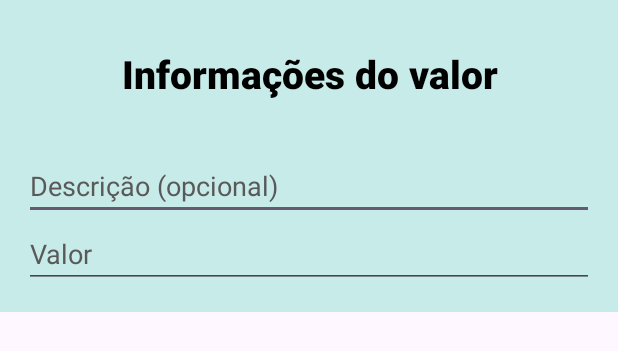
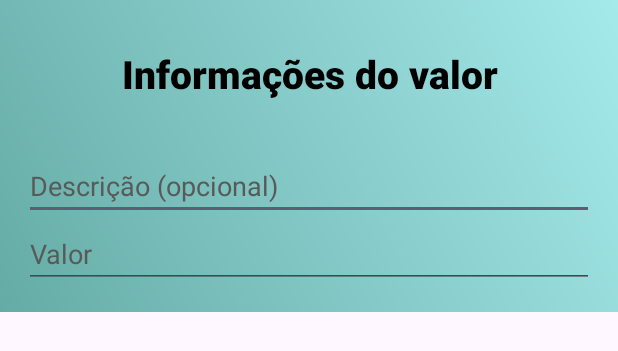
Before and after one commit to AlvesLuis0/pagou, an Android app: the layout activity_add_transaction.xml on its own in the app's theme, with its tools: preview values and no code run, on a phone screen of 412 x 824 dp. Shown: the top 351 px of the screen. Run offline under Robolectric (Android 15) with nearby library versions, the phone set to English and light mode, and no system bars.

```diff
--- a/app/src/main/res/layout/activity_add_person.xml
+++ b/app/src/main/res/layout/activity_add_person.xml
@@ -1,10 +1,10 @@
 <?xml version="1.0" encoding="utf-8"?>
 <LinearLayout xmlns:android="http://schemas.android.com/apk/res/android"
     xmlns:tools="http://schemas.android.com/tools"
-    android:orientation="vertical"
     android:layout_width="match_parent"
     android:layout_height="wrap_content"
-    android:background="@color/background"
+    android:background="@drawable/grandiant_background"
+    android:orientation="vertical"
     android:padding="16dp">
 
     <TextView
--- a/app/src/main/res/layout/activity_add_transaction.xml
+++ b/app/src/main/res/layout/activity_add_transaction.xml
@@ -1,9 +1,9 @@
 <?xml version="1.0" encoding="utf-8"?>
 <LinearLayout xmlns:android="http://schemas.android.com/apk/res/android"
-  android:orientation="vertical"
     android:layout_width="match_parent"
     android:layout_height="wrap_content"
-  android:background="@color/background"
+    android:background="@drawable/grandiant_background"
+    android:orientation="vertical"
     android:padding="16dp">
 
   <TextView
@@ -20,7 +20,8 @@
   <TextView
       android:id="@+id/transaction_errors_list"
       android:layout_width="wrap_content"
-    android:layout_height="wrap_content" />
+      android:layout_height="wrap_content"
+      android:textColor="@color/text_error" />
 
   <EditText
       android:id="@+id/description_input"
```
Also changed, not shown: app/src/main/java/com/paydev/pagou/dialogs/TransactionDialog.kt (+6 -2 lines). Lines whose indentation alone changed are shown as unchanged.
